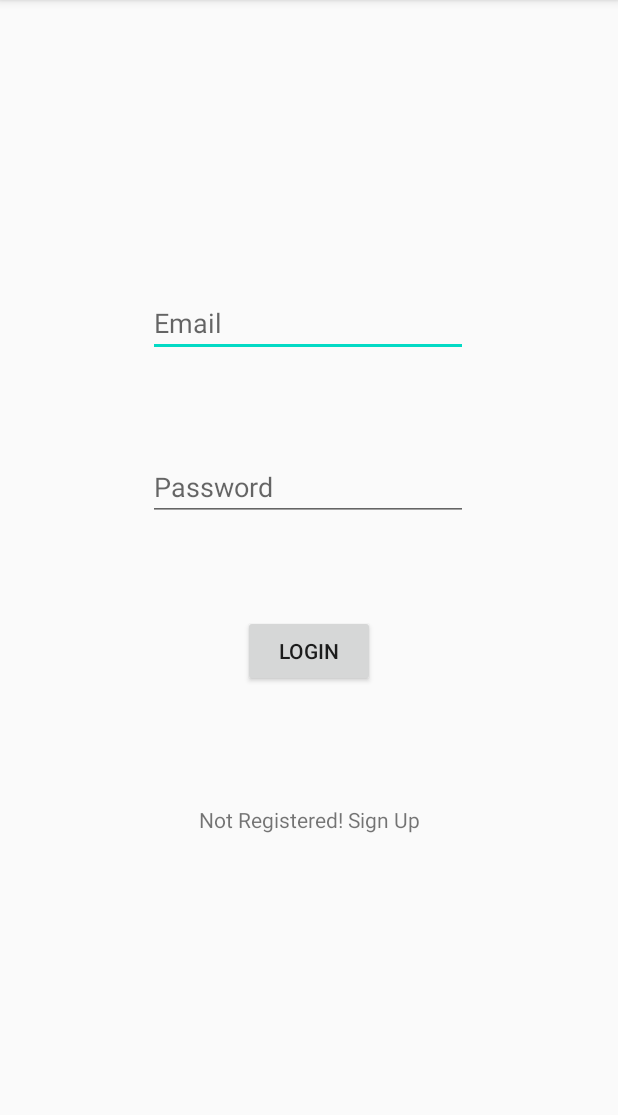
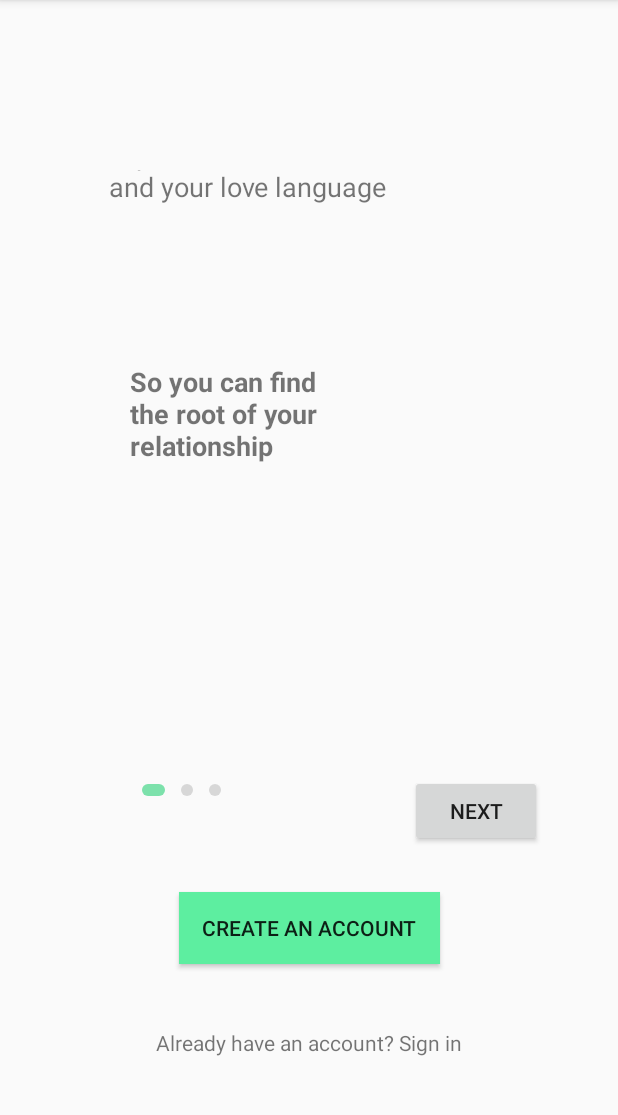
Before and after one commit to Mechiri/pervasive-computing, an Android app: the screen it shows after launch (MainActivity before the commit, start after it), on a phone screen of 412 x 824 dp, the part 84-1199 px from its top. Run offline under Robolectric (Android 15) with nearby library versions, the light colour scheme and no system bars.

Commit message:
Creating OnBoarding Screens 0.10 - 0.12

```diff
--- a/app/build.gradle
+++ b/app/build.gradle
@@ -37,4 +37,5 @@
     implementation platform('com.google.firebase:firebase-bom:25.12.0')
     implementation 'com.google.firebase:firebase-analytics'
     implementation 'com.github.PhilJay:MPAndroidChart:v3.1.0'
+    implementation 'androidx.viewpager2:viewpager2:1.0.0'
 }
--- /dev/null
+++ b/app/src/main/java/com/example/pcproject/onBoardingAdapter.java
@@ -0,0 +1,57 @@
+package com.example.pcproject;
+
+import android.view.LayoutInflater;
+import android.view.View;
+import android.view.ViewGroup;
+import android.widget.TextView;
+
+import androidx.annotation.NonNull;
+import androidx.recyclerview.widget.RecyclerView;
+
+import java.util.List;
+
+public class onBoardingAdapter extends RecyclerView.Adapter<onBoardingAdapter.onBoardingViewHolder>{
+    private List<onBoardingItem> onBoardingItems;
+
+    public onBoardingAdapter(List<onBoardingItem> onBoardingItems) {
+        this.onBoardingItems = onBoardingItems;
+    }
+
+    @NonNull
+    @Override
+    public onBoardingViewHolder onCreateViewHolder(@NonNull ViewGroup parent, int viewType) {
+        return new onBoardingViewHolder(
+                LayoutInflater.from(parent.getContext()).inflate(
+                        R.layout.onboardinglayoutcontainer, parent, false
+                )
+        );
+    }
+
+    @Override
+    public void onBindViewHolder(@NonNull onBoardingViewHolder holder, int position) {
+        holder.setOnboardingData(onBoardingItems.get(position));
+    }
+
+    @Override
+    public int getItemCount() {
+        return onBoardingItems.size();
+    }
+
+    class onBoardingViewHolder extends RecyclerView.ViewHolder{
+        private TextView initial;
+        private TextView second;
+
+        onBoardingViewHolder(@NonNull View itemView) {
+            super(itemView);
+
+            initial = itemView.findViewById(R.id.initalText);
+            second = itemView.findViewById(R.id.secondText);
+        }
+
+        void setOnboardingData(onBoardingItem onBoardingItem)
+        {
+            initial.setText(onBoardingItem.getInitial());
+            second.setText(onBoardingItem.getSecond());
+        }
+    }
+}
--- /dev/null
+++ b/app/src/main/java/com/example/pcproject/onBoardingItem.java
@@ -0,0 +1,22 @@
+package com.example.pcproject;
+
+public class onBoardingItem {
+    private String initial;
+    private String second;
+
+    public String getInitial() {
+        return initial;
+    }
+
+    public void setInitial(String initial) {
+        this.initial = initial;
+    }
+
+    public String getSecond() {
+        return second;
+    }
+
+    public void setSecond(String second) {
+        this.second = second;
+    }
+}
--- /dev/null
+++ b/app/src/main/java/com/example/pcproject/start.java
@@ -0,0 +1,154 @@
+package com.example.pcproject;
+
+import androidx.appcompat.app.AppCompatActivity;
+import androidx.core.content.ContextCompat;
+import androidx.viewpager2.widget.ViewPager2;
+
+import android.content.Context;
+import android.content.Intent;
+import android.os.Bundle;
+import android.view.View;
+import android.view.ViewGroup;
+import android.widget.Button;
+import android.widget.ImageView;
+import android.widget.LinearLayout;
+import android.widget.TableLayout;
+import android.widget.TextView;
+
+import com.google.android.material.button.MaterialButton;
+import com.google.android.material.tabs.TabLayoutMediator;
+
+import java.util.ArrayList;
+import java.util.List;
+
+public class start extends AppCompatActivity {
+    private onBoardingAdapter onBoardingAdapter;
+    private LinearLayout layoutOnboardingIndicators;
+    private Button buttonOnboardingAction;
+    private Button createAccount;
+    private TextView login;
+
+    @Override
+    protected void onCreate(Bundle savedInstanceState) {
+        super.onCreate(savedInstanceState);
+        setContentView(R.layout.activity_start);
+
+        layoutOnboardingIndicators = findViewById(R.id.layoutIndicator);
+        buttonOnboardingAction = findViewById(R.id.buttonOnboarding);
+        createAccount = findViewById(R.id.signupButton);
+        login = findViewById(R.id.textViewSignUp1);
+
+        setupOnboardingItems();
+
+        final ViewPager2 onboardingViewPager = findViewById(R.id.viewPager);
+        onboardingViewPager.setAdapter(onBoardingAdapter);
+
+        onBoardingIndicators();
+        setCurrentOnboardingIndicator(0);
+
+        onboardingViewPager.registerOnPageChangeCallback(new ViewPager2.OnPageChangeCallback() {
+            @Override
+            public void onPageSelected(int position) {
+                super.onPageSelected(position);
+                setCurrentOnboardingIndicator(position);
+            }
+        });
+
+        buttonOnboardingAction.setOnClickListener(new View.OnClickListener() {
+            @Override
+            public void onClick(View view) {
+                if(onboardingViewPager.getCurrentItem() + 1 < onBoardingAdapter.getItemCount())
+                {
+                    onboardingViewPager.setCurrentItem(onboardingViewPager.getCurrentItem()+1);
+                }
+                else
+                {
+                    startActivity(new Intent(getApplicationContext(), MainActivity.class));
+                }
+            }
+        });
+
+        createAccount.setOnClickListener(new View.OnClickListener() {
+            @Override
+            public void onClick(View view) {
+                startActivity(new Intent(getApplicationContext(), SignUpActivity.class));
+            }
+        });
+
+        login.setOnClickListener(new View.OnClickListener() {
+            @Override
+            public void onClick(View view) {
+                startActivity(new Intent(getApplicationContext(), MainActivity.class));
+            }
+        });
+    }
+
+    private void setupOnboardingItems() {
+        List<onBoardingItem> onBoardingItems = new ArrayList<>();
+        onBoardingItem layout1 = new onBoardingItem();
+        layout1.setInitial("Get clear about your expectations, dealbreakers, and your love language");
+        layout1.setSecond("So you can find the root of your relationship");
+
+        onBoardingItem layout2 = new onBoardingItem();
+        layout2.setInitial("Recognize what makes the interaction work and what could be improved");
+        layout2.setSecond("So you will understand potential partners");
+
+        onBoardingItem layout3 = new onBoardingItem();
+        layout3.setInitial("Reflect on your relationships as time goes by");
+        layout3.setSecond("So you can make a positive change and grow");
+
+        onBoardingItems.add(layout1);
+        onBoardingItems.add(layout2);
+        onBoardingItems.add(layout3);
+
+        onBoardingAdapter = new onBoardingAdapter(onBoardingItems);
+    }
+
+    private void onBoardingIndicators(){
+        ImageView[] indicators = new ImageView[onBoardingAdapter.getItemCount()];
+        LinearLayout.LayoutParams layoutParams = new LinearLayout.LayoutParams(
+                ViewGroup.LayoutParams.WRAP_CONTENT, ViewGroup.LayoutParams.WRAP_CONTENT
+        );
+        layoutParams.setMargins(8, 0, 8, 0);
+        for(int i = 0; i < indicators.length; i++)
+        {
+            indicators[i] = new ImageView(getApplicationContext());
+            indicators[i].setImageDrawable(ContextCompat.getDrawable(
+                    getApplicationContext(),
+                    R.drawable.inactive_dot
+            ));
+            indicators[i].setLayoutParams(layoutParams);
+            layoutOnboardingIndicators.addView(indicators[i]);
+        }
+    }
+
+    private void setCurrentOnboardingIndicator(int index){
+        int childCount = layoutOnboardingIndicators.getChildCount();
+        for (int i = 0; i < childCount; i ++)
+        {
+            ImageView imageView = (ImageView)layoutOnboardingIndicators.getChildAt(i);
+            if(i == index)
+            {
+                imageView.setImageDrawable(ContextCompat.getDrawable(
+                        getApplicationContext(),
+                        R.drawable.selected_dot
+                ));
+            }
+            else
+            {
+                imageView.setImageDrawable(ContextCompat.getDrawable(
+                        getApplicationContext(),
+                        R.drawable.inactive_dot
+                ));
+            }
+        }
+        if(index == onBoardingAdapter.getItemCount()-1)
+        {
+            buttonOnboardingAction.setText("Start");
+        }
+        else
+        {
+            buttonOnboardingAction.setText("Next");
+        }
+    }
+}
--- /dev/null
+++ b/app/src/main/res/drawable/inactive_dot.xml
@@ -0,0 +1,9 @@
+<?xml version="1.0" encoding="utf-8"?>
+<shape xmlns:android="http://schemas.android.com/apk/res/android"
+    android:shape="oval">
+    <solid android:color="@color/gray"/>
+    <size
+        android:width="8dp"
+        android:height="8dp"/>
+
+</shape>
--- /dev/null
+++ b/app/src/main/res/drawable/selected_dot.xml
@@ -0,0 +1,11 @@
+<?xml version="1.0" encoding="utf-8"?>
+<shape xmlns:android="http://schemas.android.com/apk/res/android"
+    android:shape="rectangle">
+    <size
+        android:height="8dp"
+        android:width="15dp"/>
+    <corners
+        android:radius="25dp"/>
+    <solid android:color="@color/pressed"/>
+
+</shape>
--- /dev/null
+++ b/app/src/main/res/layout/activity_start.xml
@@ -0,0 +1,78 @@
+<?xml version="1.0" encoding="utf-8"?>
+<androidx.constraintlayout.widget.ConstraintLayout xmlns:android="http://schemas.android.com/apk/res/android"
+    xmlns:app="http://schemas.android.com/apk/res-auto"
+    xmlns:tools="http://schemas.android.com/tools"
+    android:layout_width="match_parent"
+    android:layout_height="match_parent"
+    tools:context=".start">
+
+    <LinearLayout
+        android:id="@+id/layoutIndicator"
+        android:layout_width="124dp"
+        android:layout_height="30dp"
+        android:layout_marginStart="80dp"
+        android:layout_marginEnd="30dp"
+        android:layout_marginBottom="24dp"
+        android:orientation="horizontal"
+        app:layout_constraintBottom_toTopOf="@+id/signupButton"
+        app:layout_constraintEnd_toStartOf="@+id/buttonOnboarding"
+        app:layout_constraintStart_toStartOf="parent"
+        app:layout_constraintTop_toBottomOf="@+id/viewPager" />
+
+    <androidx.viewpager2.widget.ViewPager2
+        android:id="@+id/viewPager"
+        android:layout_width="414dp"
+        android:layout_height="454dp"
+        android:layout_marginTop="16dp"
+        android:layout_marginBottom="18dp"
+        app:layout_constraintBottom_toTopOf="@+id/layoutIndicator"
+        app:layout_constraintEnd_toEndOf="parent"
+        app:layout_constraintHorizontal_bias="0.666"
+        app:layout_constraintStart_toStartOf="parent"
+        app:layout_constraintTop_toTopOf="parent">
+
+    </androidx.viewpager2.widget.ViewPager2>
+
+    <Button
+        android:id="@+id/buttonOnboarding"
+        android:layout_width="wrap_content"
+        android:layout_height="wrap_content"
+        android:layout_marginStart="20dp"
+        android:layout_marginTop="26dp"
+        android:layout_marginEnd="41dp"
+        android:layout_marginBottom="118dp"
+        app:layout_constraintBottom_toTopOf="@+id/textViewSignUp1"
+        app:layout_constraintEnd_toEndOf="parent"
+        app:layout_constraintStart_toEndOf="@+id/layoutIndicator"
+        app:layout_constraintTop_toBottomOf="@+id/viewPager" />
+
+    <Button
+        android:id="@+id/signupButton"
+        android:layout_width="wrap_content"
+        android:layout_height="wrap_content"
+        android:layout_marginStart="120dp"
+        android:layout_marginEnd="120dp"
+        android:layout_marginBottom="25dp"
+        android:background="@color/primary"
+        android:paddingLeft="15dp"
+        android:paddingRight="15dp"
+        android:text="Create An Account"
+        app:layout_constraintBottom_toTopOf="@+id/textViewSignUp1"
+        app:layout_constraintEnd_toEndOf="parent"
+        app:layout_constraintStart_toStartOf="parent"
+        app:layout_constraintTop_toBottomOf="@+id/layoutIndicator" />
+
+    <TextView
+        android:id="@+id/textViewSignUp1"
+        android:layout_width="wrap_content"
+        android:layout_height="wrap_content"
+        android:layout_marginStart="103dp"
+        android:layout_marginEnd="103dp"
+        android:layout_marginBottom="46dp"
+        android:text="Already have an account? Sign in"
+        app:layout_constraintBottom_toBottomOf="parent"
+        app:layout_constraintEnd_toEndOf="parent"
+        app:layout_constraintStart_toStartOf="parent"
+        app:layout_constraintTop_toBottomOf="@+id/signupButton" />
+
+</androidx.constraintlayout.widget.ConstraintLayout>
--- /dev/null
+++ b/app/src/main/res/layout/onboardinglayoutcontainer.xml
@@ -0,0 +1,40 @@
+<?xml version="1.0" encoding="utf-8"?>
+<androidx.constraintlayout.widget.ConstraintLayout
+    xmlns:android="http://schemas.android.com/apk/res/android"
+    xmlns:app="http://schemas.android.com/apk/res-auto"
+    xmlns:tools="http://schemas.android.com/tools"
+    android:layout_marginLeft="30dp"
+    android:layout_marginRight="30dp"
+    android:layout_marginBottom="80dp"
+    android:layout_marginTop="80dp"
+    android:layout_width="match_parent"
+    android:layout_height="match_parent">
+
+    <TextView
+        android:id="@+id/initalText"
+        android:layout_width="238dp"
+        android:layout_height="103dp"
+        android:layout_marginStart="140dp"
+        android:layout_marginTop="147dp"
+        android:layout_marginEnd="171dp"
+        android:layout_marginBottom="70dp"
+        android:textSize="18sp"
+        app:layout_constraintBottom_toTopOf="@+id/secondText"
+        app:layout_constraintEnd_toEndOf="parent"
+        app:layout_constraintStart_toStartOf="parent"
+        app:layout_constraintTop_toTopOf="parent" />
+
+    <TextView
+        android:id="@+id/secondText"
+        android:layout_width="137dp"
+        android:layout_height="98dp"
+        android:layout_marginStart="120dp"
+        android:layout_marginEnd="224dp"
+        android:layout_marginBottom="259dp"
+        android:textSize="18sp"
+        android:textStyle="bold"
+        app:layout_constraintBottom_toBottomOf="parent"
+        app:layout_constraintEnd_toEndOf="parent"
+        app:layout_constraintStart_toStartOf="parent"
+        app:layout_constraintTop_toBottomOf="@+id/initalText" />
+</androidx.constraintlayout.widget.ConstraintLayout>
--- a/app/src/main/res/values/colors.xml
+++ b/app/src/main/res/values/colors.xml
@@ -3,4 +3,9 @@
     <color name="colorPrimary">#6200EE</color>
     <color name="colorPrimaryDark">#3700B3</color>
     <color name="colorAccent">#03DAC5</color>
+    <color name="darkgreen">#173A28</color>
+    <color name="primary">#5DEEA0</color>
+    <color name="pressed">#7CE1AB</color>
+    <color name="secondary">#C7F2BD</color>
+    <color name="gray">#D7D7D7</color>
 </resources>
```
Also changed, not shown: app/src/main/AndroidManifest.xml (+16 -10 lines).
